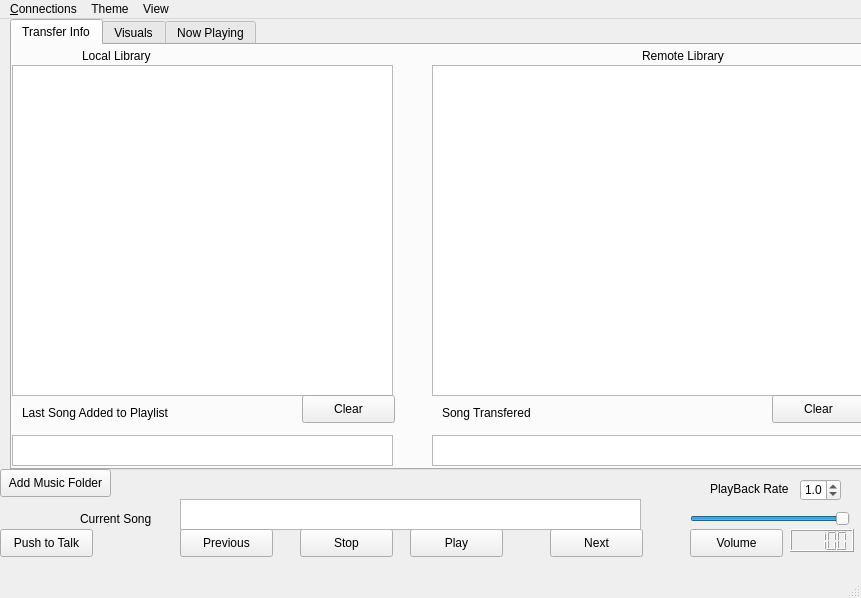
Old version of the form mainwindow.ui in the repository tnightingale/COMMAudio.
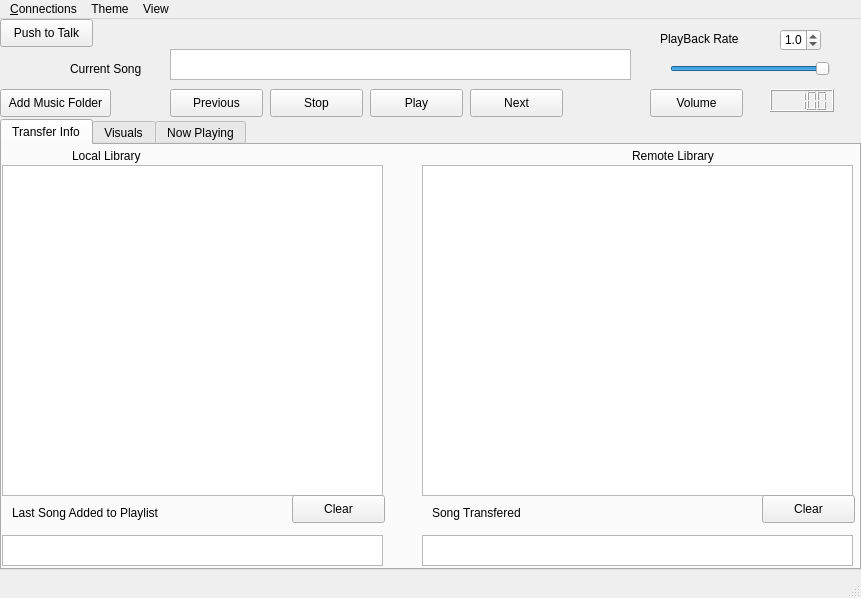
New version of the form. The open tabs and pages were chosen to show the change.

```diff
--- a/mainwindow.ui
+++ b/mainwindow.ui
@@ -17,8 +17,8 @@
    <widget class="QPushButton" name="playButton">
     <property name="geometry">
      <rect>
-      <x>410</x>
-      <y>510</y>
+      <x>370</x>
+      <y>70</y>
       <width>93</width>
       <height>28</height>
      </rect>
@@ -30,8 +30,8 @@
    <widget class="QPushButton" name="stopButton">
     <property name="geometry">
      <rect>
-      <x>300</x>
-      <y>510</y>
+      <x>270</x>
+      <y>70</y>
       <width>93</width>
       <height>28</height>
      </rect>
@@ -43,8 +43,8 @@
    <widget class="QTextEdit" name="currentSongEditBox">
     <property name="geometry">
      <rect>
-      <x>180</x>
-      <y>480</y>
+      <x>170</x>
+      <y>30</y>
       <width>461</width>
       <height>31</height>
      </rect>
@@ -53,8 +53,8 @@
    <widget class="QLabel" name="label_3">
     <property name="geometry">
      <rect>
-      <x>80</x>
-      <y>490</y>
+      <x>70</x>
+      <y>40</y>
       <width>81</width>
       <height>20</height>
      </rect>
@@ -66,8 +66,8 @@
    <widget class="QTabWidget" name="tabWidget">
     <property name="geometry">
      <rect>
-      <x>10</x>
-      <y>0</y>
+      <x>0</x>
+      <y>100</y>
       <width>861</width>
       <height>451</height>
      </rect>
@@ -308,7 +308,7 @@
     <property name="geometry">
      <rect>
       <x>0</x>
-      <y>510</y>
+      <y>0</y>
       <width>93</width>
       <height>28</height>
      </rect>
@@ -320,8 +320,8 @@
    <widget class="QPushButton" name="previousButton">
     <property name="geometry">
      <rect>
-      <x>180</x>
-      <y>510</y>
+      <x>170</x>
+      <y>70</y>
       <width>93</width>
       <height>28</height>
      </rect>
@@ -333,8 +333,8 @@
    <widget class="QPushButton" name="nextButton">
     <property name="geometry">
      <rect>
-      <x>550</x>
-      <y>510</y>
+      <x>470</x>
+      <y>70</y>
       <width>93</width>
       <height>28</height>
      </rect>
@@ -346,8 +346,8 @@
    <widget class="QLCDNumber" name="volumeLcdNumber">
     <property name="geometry">
      <rect>
-      <x>790</x>
-      <y>510</y>
+      <x>770</x>
+      <y>70</y>
       <width>64</width>
       <height>23</height>
      </rect>
@@ -359,8 +359,8 @@
    <widget class="QPushButton" name="muteToolButton">
     <property name="geometry">
      <rect>
-      <x>690</x>
-      <y>510</y>
+      <x>650</x>
+      <y>70</y>
       <width>93</width>
       <height>28</height>
      </rect>
@@ -372,8 +372,8 @@
    <widget class="QSlider" name="horizontalSlider">
     <property name="geometry">
      <rect>
-      <x>690</x>
-      <y>490</y>
+      <x>670</x>
+      <y>40</y>
       <width>160</width>
       <height>19</height>
      </rect>
@@ -392,7 +392,7 @@
     <property name="geometry">
      <rect>
       <x>0</x>
-      <y>450</y>
+      <y>70</y>
       <width>111</width>
       <height>28</height>
      </rect>
@@ -404,8 +404,8 @@
    <widget class="QDoubleSpinBox" name="playbackBox">
     <property name="geometry">
      <rect>
-      <x>800</x>
-      <y>460</y>
+      <x>780</x>
+      <y>10</y>
       <width>41</width>
       <height>22</height>
      </rect>
@@ -429,8 +429,8 @@
    <widget class="QLabel" name="playback_label">
     <property name="geometry">
      <rect>
-      <x>710</x>
-      <y>460</y>
+      <x>660</x>
+      <y>10</y>
       <width>81</width>
       <height>20</height>
      </rect>
```
Left out of the diff: 2 changed lines with no effect on the pictures.
